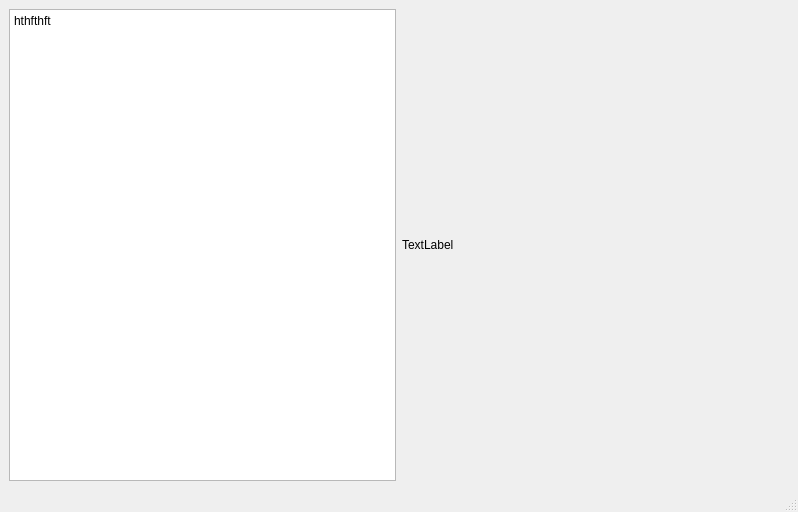
First picture: the form in corpus_gui.ui, repository TyGordon/Curated-Open-Repository-of-Progressive-Song-Entries, before the edit.
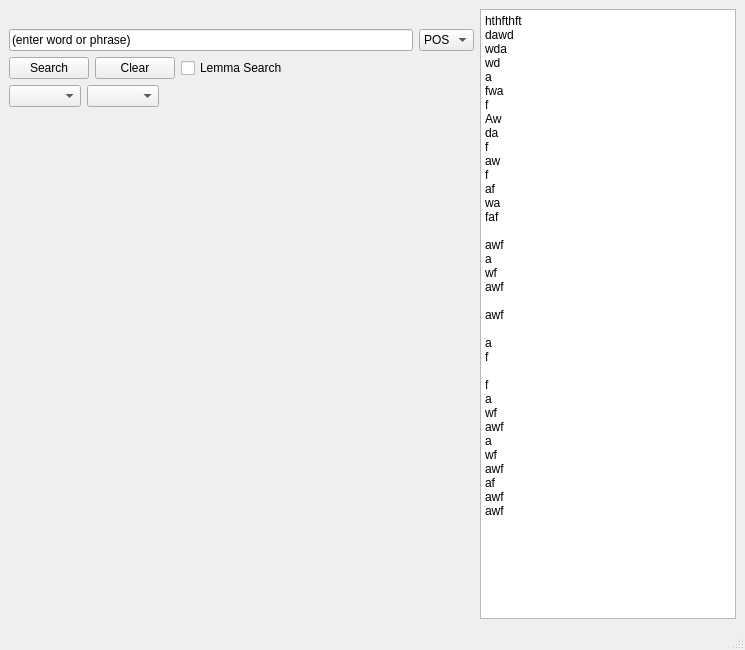
Second picture: the form after the edit. Icons and pictures are not drawn.

```diff
--- a/corpus_gui.ui
+++ b/corpus_gui.ui
@@ -6,8 +6,8 @@
    <rect>
     <x>0</x>
     <y>0</y>
-    <width>798</width>
-    <height>512</height>
+    <width>745</width>
+    <height>650</height>
    </rect>
   </property>
   <property name="windowTitle">
@@ -28,6 +28,111 @@
   </property>
   <widget class="QWidget" name="centralwidget">
    <layout class="QHBoxLayout" name="horizontalLayout_2">
+    <item>
+     <layout class="QVBoxLayout" name="verticalLayout">
+      <item>
+       <widget class="QLabel" name="label">
+        <property name="text">
+         <string/>
+        </property>
+       </widget>
+      </item>
+      <item>
+       <layout class="QHBoxLayout" name="horizontalLayout">
+        <item>
+         <widget class="QLineEdit" name="lineEdit">
+          <property name="text">
+           <string>(enter word or phrase)</string>
+          </property>
+         </widget>
+        </item>
+        <item>
+         <widget class="QComboBox" name="comboBox">
+          <item>
+           <property name="text">
+            <string>POS</string>
+           </property>
+          </item>
+         </widget>
+        </item>
+       </layout>
+      </item>
+      <item>
+       <layout class="QHBoxLayout" name="horizontalLayout_3">
+        <item>
+         <widget class="QPushButton" name="pushButton">
+          <property name="text">
+           <string>Search</string>
+          </property>
+         </widget>
+        </item>
+        <item>
+         <widget class="QPushButton" name="pushButton_2">
+          <property name="text">
+           <string>Clear</string>
+          </property>
+         </widget>
+        </item>
+        <item>
+         <widget class="QCheckBox" name="checkBox">
+          <property name="text">
+           <string>Lemma Search</string>
+          </property>
+         </widget>
+        </item>
+        <item>
+         <spacer name="horizontalSpacer">
+          <property name="orientation">
+           <enum>Qt::Horizontal</enum>
+          </property>
+          <property name="sizeHint" stdset="0">
+           <size>
+            <width>40</width>
+            <height>20</height>
+           </size>
+          </property>
+         </spacer>
+        </item>
+       </layout>
+      </item>
+      <item>
+       <layout class="QHBoxLayout" name="horizontalLayout_4">
+        <item>
+         <widget class="QComboBox" name="comboBox_3"/>
+        </item>
+        <item>
+         <widget class="QComboBox" name="comboBox_2"/>
+        </item>
+        <item>
+         <spacer name="horizontalSpacer_2">
+          <property name="orientation">
+           <enum>Qt::Horizontal</enum>
+          </property>
+          <property name="sizeHint" stdset="0">
+           <size>
+            <width>40</width>
+            <height>20</height>
+           </size>
+          </property>
+         </spacer>
+        </item>
+       </layout>
+      </item>
+      <item>
+       <spacer name="verticalSpacer">
+        <property name="orientation">
+         <enum>Qt::Vertical</enum>
+        </property>
+        <property name="sizeHint" stdset="0">
+         <size>
+          <width>20</width>
+          <height>40</height>
+         </size>
+        </property>
+       </spacer>
+      </item>
+     </layout>
+    </item>
     <item>
      <widget class="QTextBrowser" name="textBrowser">
       <property name="sizePolicy">
@@ -44,14 +149,42 @@
 li.unchecked::marker { content: &quot;\2610&quot;; }
 li.checked::marker { content: &quot;\2612&quot;; }
 &lt;/style&gt;&lt;/head&gt;&lt;body style=&quot; font-family:'Segoe UI'; font-size:9pt; font-weight:400; font-style:normal;&quot;&gt;
-&lt;p style=&quot; margin-top:0px; margin-bottom:0px; margin-left:0px; margin-right:0px; -qt-block-indent:0; text-indent:0px;&quot;&gt;hthfthft&lt;/p&gt;&lt;/body&gt;&lt;/html&gt;</string>
-      </property>
-     </widget>
-    </item>
-    <item>
-     <widget class="QLabel" name="label">
-      <property name="text">
-       <string>TextLabel</string>
+&lt;p style=&quot; margin-top:0px; margin-bottom:0px; margin-left:0px; margin-right:0px; -qt-block-indent:0; text-indent:0px;&quot;&gt;hthfthft&lt;/p&gt;
+&lt;p style=&quot; margin-top:0px; margin-bottom:0px; margin-left:0px; margin-right:0px; -qt-block-indent:0; text-indent:0px;&quot;&gt;dawd&lt;/p&gt;
+&lt;p style=&quot; margin-top:0px; margin-bottom:0px; margin-left:0px; margin-right:0px; -qt-block-indent:0; text-indent:0px;&quot;&gt;wda&lt;/p&gt;
+&lt;p style=&quot; margin-top:0px; margin-bottom:0px; margin-left:0px; margin-right:0px; -qt-block-indent:0; text-indent:0px;&quot;&gt;wd&lt;/p&gt;
+&lt;p style=&quot; margin-top:0px; margin-bottom:0px; margin-left:0px; margin-right:0px; -qt-block-indent:0; text-indent:0px;&quot;&gt;a&lt;/p&gt;
+&lt;p style=&quot; margin-top:0px; margin-bottom:0px; margin-left:0px; margin-right:0px; -qt-block-indent:0; text-indent:0px;&quot;&gt;fwa&lt;/p&gt;
+&lt;p style=&quot; margin-top:0px; margin-bottom:0px; margin-left:0px; margin-right:0px; -qt-block-indent:0; text-indent:0px;&quot;&gt;f&lt;/p&gt;
+&lt;p style=&quot; margin-top:0px; margin-bottom:0px; margin-left:0px; margin-right:0px; -qt-block-indent:0; text-indent:0px;&quot;&gt;Aw&lt;/p&gt;
+&lt;p style=&quot; margin-top:0px; margin-bottom:0px; margin-left:0px; margin-right:0px; -qt-block-indent:0; text-indent:0px;&quot;&gt;da&lt;/p&gt;
+&lt;p style=&quot; margin-top:0px; margin-bottom:0px; margin-left:0px; margin-right:0px; -qt-block-indent:0; text-indent:0px;&quot;&gt;f&lt;/p&gt;
+&lt;p style=&quot; margin-top:0px; margin-bottom:0px; margin-left:0px; margin-right:0px; -qt-block-indent:0; text-indent:0px;&quot;&gt;aw&lt;/p&gt;
+&lt;p style=&quot; margin-top:0px; margin-bottom:0px; margin-left:0px; margin-right:0px; -qt-block-indent:0; text-indent:0px;&quot;&gt;f&lt;/p&gt;
+&lt;p style=&quot; margin-top:0px; margin-bottom:0px; margin-left:0px; margin-right:0px; -qt-block-indent:0; text-indent:0px;&quot;&gt;af&lt;/p&gt;
+&lt;p style=&quot; margin-top:0px; margin-bottom:0px; margin-left:0px; margin-right:0px; -qt-block-indent:0; text-indent:0px;&quot;&gt;wa&lt;/p&gt;
+&lt;p style=&quot; margin-top:0px; margin-bottom:0px; margin-left:0px; margin-right:0px; -qt-block-indent:0; text-indent:0px;&quot;&gt;faf&lt;/p&gt;
+&lt;p style=&quot;-qt-paragraph-type:empty; margin-top:0px; margin-bottom:0px; margin-left:0px; margin-right:0px; -qt-block-indent:0; text-indent:0px;&quot;&gt;&lt;br /&gt;&lt;/p&gt;
+&lt;p style=&quot; margin-top:0px; margin-bottom:0px; margin-left:0px; margin-right:0px; -qt-block-indent:0; text-indent:0px;&quot;&gt;awf&lt;/p&gt;
+&lt;p style=&quot; margin-top:0px; margin-bottom:0px; margin-left:0px; margin-right:0px; -qt-block-indent:0; text-indent:0px;&quot;&gt;a&lt;/p&gt;
+&lt;p style=&quot; margin-top:0px; margin-bottom:0px; margin-left:0px; margin-right:0px; -qt-block-indent:0; text-indent:0px;&quot;&gt;wf&lt;/p&gt;
+&lt;p style=&quot; margin-top:0px; margin-bottom:0px; margin-left:0px; margin-right:0px; -qt-block-indent:0; text-indent:0px;&quot;&gt;awf&lt;/p&gt;
+&lt;p style=&quot;-qt-paragraph-type:empty; margin-top:0px; margin-bottom:0px; margin-left:0px; margin-right:0px; -qt-block-indent:0; text-indent:0px;&quot;&gt;&lt;br /&gt;&lt;/p&gt;
+&lt;p style=&quot; margin-top:0px; margin-bottom:0px; margin-left:0px; margin-right:0px; -qt-block-indent:0; text-indent:0px;&quot;&gt;awf&lt;/p&gt;
+&lt;p style=&quot;-qt-paragraph-type:empty; margin-top:0px; margin-bottom:0px; margin-left:0px; margin-right:0px; -qt-block-indent:0; text-indent:0px;&quot;&gt;&lt;br /&gt;&lt;/p&gt;
+&lt;p style=&quot; margin-top:0px; margin-bottom:0px; margin-left:0px; margin-right:0px; -qt-block-indent:0; text-indent:0px;&quot;&gt;a&lt;/p&gt;
+&lt;p style=&quot; margin-top:0px; margin-bottom:0px; margin-left:0px; margin-right:0px; -qt-block-indent:0; text-indent:0px;&quot;&gt;f&lt;/p&gt;
+&lt;p style=&quot;-qt-paragraph-type:empty; margin-top:0px; margin-bottom:0px; margin-left:0px; margin-right:0px; -qt-block-indent:0; text-indent:0px;&quot;&gt;&lt;br /&gt;&lt;/p&gt;
+&lt;p style=&quot; margin-top:0px; margin-bottom:0px; margin-left:0px; margin-right:0px; -qt-block-indent:0; text-indent:0px;&quot;&gt;f&lt;/p&gt;
+&lt;p style=&quot; margin-top:0px; margin-bottom:0px; margin-left:0px; margin-right:0px; -qt-block-indent:0; text-indent:0px;&quot;&gt;a&lt;/p&gt;
+&lt;p style=&quot; margin-top:0px; margin-bottom:0px; margin-left:0px; margin-right:0px; -qt-block-indent:0; text-indent:0px;&quot;&gt;wf&lt;/p&gt;
+&lt;p style=&quot; margin-top:0px; margin-bottom:0px; margin-left:0px; margin-right:0px; -qt-block-indent:0; text-indent:0px;&quot;&gt;awf&lt;/p&gt;
+&lt;p style=&quot; margin-top:0px; margin-bottom:0px; margin-left:0px; margin-right:0px; -qt-block-indent:0; text-indent:0px;&quot;&gt;a&lt;/p&gt;
+&lt;p style=&quot; margin-top:0px; margin-bottom:0px; margin-left:0px; margin-right:0px; -qt-block-indent:0; text-indent:0px;&quot;&gt;wf&lt;/p&gt;
+&lt;p style=&quot; margin-top:0px; margin-bottom:0px; margin-left:0px; margin-right:0px; -qt-block-indent:0; text-indent:0px;&quot;&gt;awf&lt;/p&gt;
+&lt;p style=&quot; margin-top:0px; margin-bottom:0px; margin-left:0px; margin-right:0px; -qt-block-indent:0; text-indent:0px;&quot;&gt;af&lt;/p&gt;
+&lt;p style=&quot; margin-top:0px; margin-bottom:0px; margin-left:0px; margin-right:0px; -qt-block-indent:0; text-indent:0px;&quot;&gt;awf&lt;/p&gt;
+&lt;p style=&quot; margin-top:0px; margin-bottom:0px; margin-left:0px; margin-right:0px; -qt-block-indent:0; text-indent:0px;&quot;&gt;awf&lt;/p&gt;&lt;/body&gt;&lt;/html&gt;</string>
       </property>
      </widget>
     </item>
```
Left out of the diff: 4 changed lines with no effect on the pictures.
